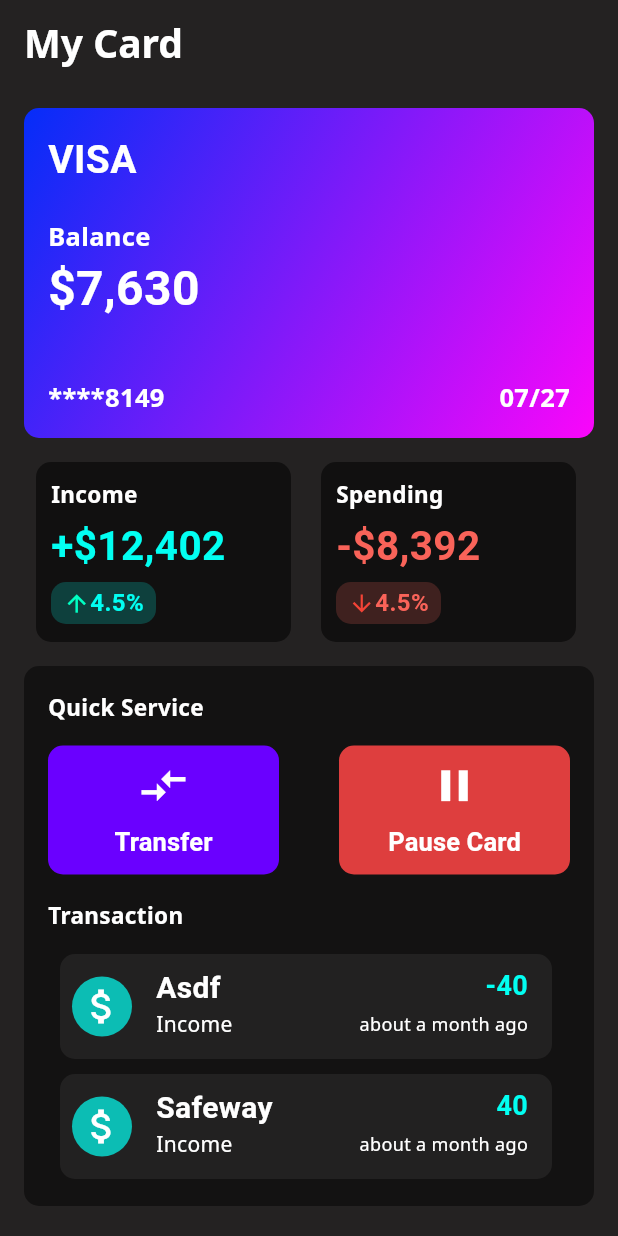
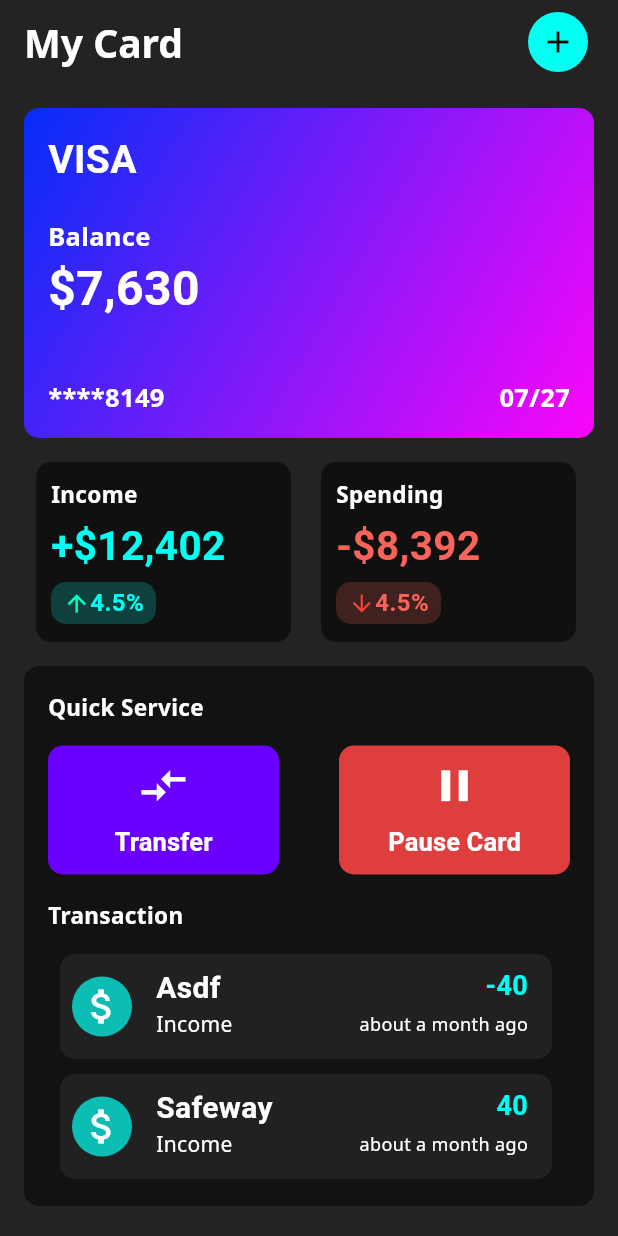
Before and after one commit to leonardovivo/bank-screen, a Flutter app: the screen it shows after launch, on a phone screen of 412 x 824 dp. Run offline on Flutter 3.47's test engine with Material 3 defaults, Android fonts, the phone set to English and light mode, and no system bars.

Commit message:
Safe Area e SingleChildScrollView adicionados no Scaffold

```diff
--- a/lib/bank_screen.dart
+++ b/lib/bank_screen.dart
@@ -24,9 +24,28 @@ class BankScreen extends StatelessWidget {
             ),
           ),
         ),
+        actions: [
+          Padding(
+            padding: const EdgeInsets.only(right: 20.0),
+            child: GestureDetector(
+              onTap: () {},
+              child: Container(
+                decoration: const BoxDecoration(
+                  color: Color.fromARGB(255, 2, 255, 242),
+                  shape: BoxShape.circle,
+                ),
+                padding: const EdgeInsets.all(8.0),
+                child: const Icon(
+                  Icons.add,
+                  color: Colors.black,
+                ),
+              ),
+            ),
+          ),
+        ],
       ),
-      body: const SingleChildScrollView(
-        child: Padding(
+      body: const SafeArea(
+        child: SingleChildScrollView(
           padding: EdgeInsets.all(16.0),
           child: Column(
             children: [
```
